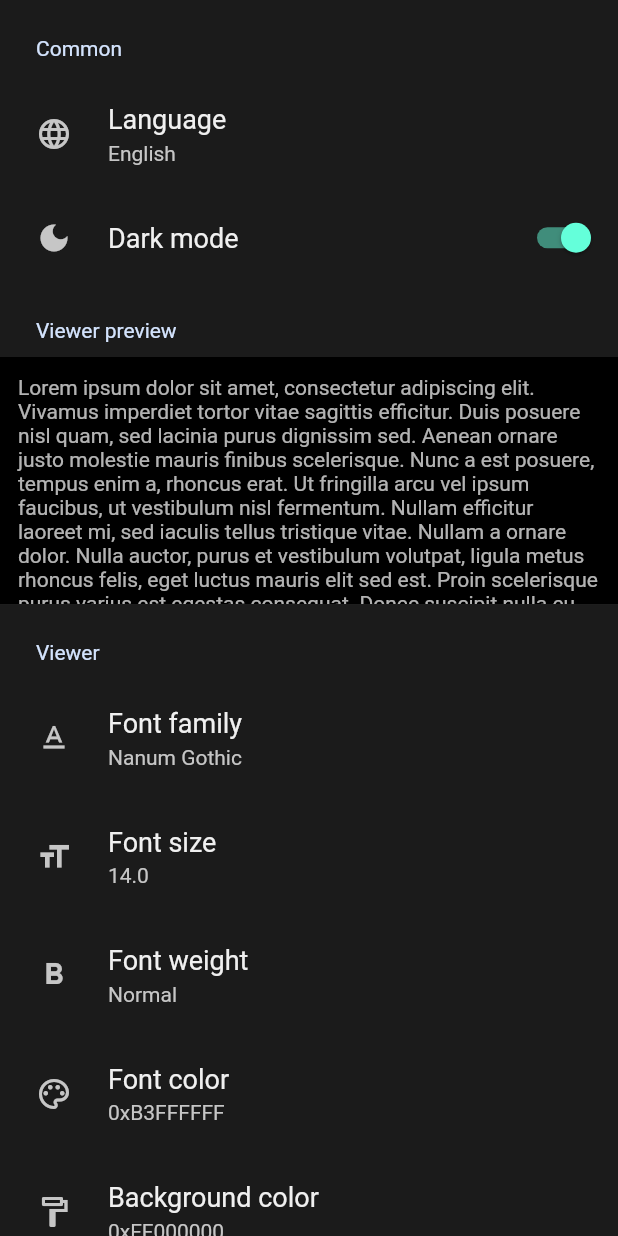
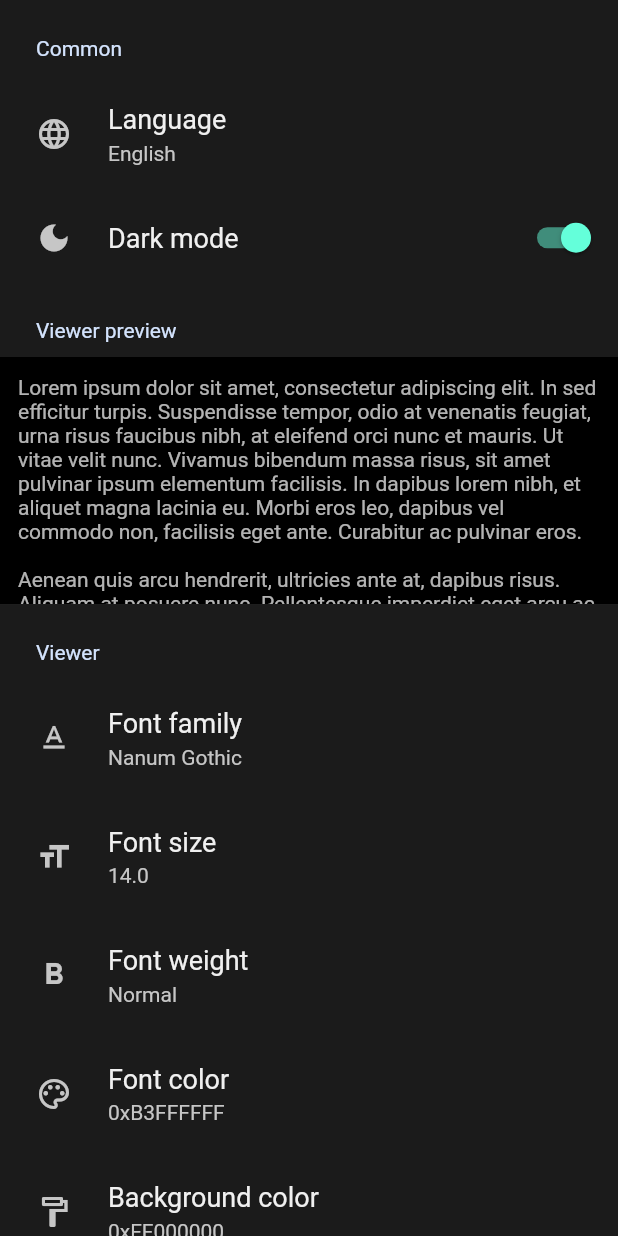
Before and after one commit to Aqudi/noon_reader, a Flutter app: the SettingPage widget shown alone on an empty page, opened directly, after a tap on "Background color", on a phone screen of 412 x 824 dp. Run offline on Flutter 3.47's test engine with Material 2 defaults, Android fonts, the phone set to English and light mode, and no system bars; drawn by our look-alikes of settings_ui; our stand-ins replace file_picker, flutter_hooks, freezed_annotation, google_fonts, hive_flutter, hooks_riverpod and 1 more; accounts and stored records are empty; Roboto replaces fonts that are missing (Nanum Gothic).

Commit message:
refactor: setting page

```diff
--- a/lib/pages/setting/setting.dart
+++ b/lib/pages/setting/setting.dart
@@ -1,5 +1,8 @@
 import 'package:flutter/material.dart';
 import 'package:hooks_riverpod/hooks_riverpod.dart';
+import 'package:noon_reader/pages/setting/widgets/option_modal.dart';
+import 'package:noon_reader/widgets/floating_modal.dart';
+import 'package:noon_reader/widgets/loading_indicator.dart';
 import 'package:settings_ui/settings_ui.dart';
 
 import 'package:noon_reader/widgets/viewer_container.dart';
@@ -8,14 +11,23 @@ import 'package:noon_reader/utils/extensions.dart';
 import 'setting_viewmodel.dart';
 
 class SettingPage extends HookConsumerWidget {
-  final lorem =
-      '''Lorem ipsum dolor sit amet, consectetur adipiscing elit. Vivamus imperdiet tortor vitae sagittis efficitur. Duis posuere nisl quam, sed lacinia purus dignissim sed. Aenean ornare justo molestie mauris finibus scelerisque. Nunc a est posuere, tempus enim a, rhoncus erat. Ut fringilla arcu vel ipsum faucibus, ut vestibulum nisl fermentum. Nullam efficitur laoreet mi, sed iaculis tellus tristique vitae. Nullam a ornare dolor. Nulla auctor, purus et vestibulum volutpat, ligula metus rhoncus felis, eget luctus mauris elit sed est. Proin scelerisque purus varius est egestas consequat. Donec suscipit nulla eu est condimentum blandit. Curabitur tempor neque vitae nisl tincidunt, cursus sagittis ipsum eleifend. In hendrerit leo eu ipsum tincidunt, vel mattis ante finibus. In eget efficitur dui. Aenean leo ex, auctor in est sed, vehicula euismod ante. Cras ullamcorper, risus vitae suscipit pellentesque, eros ipsum sagittis dolor, ullamcorper volutpat quam libero vel augue.
+  const SettingPage({Key? key}) : super(key: key);
 
-Duis a metus tellus. Orci varius natoque penatibus et magnis dis parturient montes, nascetur ridiculus mus. Nam felis ante, pretium sit amet hendrerit sed, mattis et metus. In egestas ligula tempor, consectetur enim eget, tincidunt magna. Morbi rhoncus, nisi non sodales facilisis, sapien nisl gravida erat, quis aliquam leo quam ut enim. Maecenas viverra accumsan pulvinar. In vulputate nisl vitae fermentum aliquet. Ut vel ante ac diam scelerisque porttitor. Nulla cursus a velit et imperdiet. Donec euismod consequat justo eu rhoncus. Pellentesque augue leo, pellentesque nec pellentesque vitae, elementum et nibh. Pellentesque fringilla elit vel laoreet placerat. Quisque vehicula feugiat tellus in malesuada.
+  @override
+  Widget build(BuildContext context, WidgetRef ref) {
+    final settingViewModel = ref.read(settingViewModelProvider);
 
-Cras molestie luctus dolor, nec faucibus libero pellentesque ut. Duis vitae rhoncus sem. Maecenas pretium ligula ac auctor egestas. Nunc auctor elit in mattis tincidunt. Aliquam libero mauris, lacinia ac est lobortis, ullamcorper ultrices ipsum. Morbi non enim quis leo fringilla fermentum. Nulla rhoncus magna id leo accumsan hendrerit sed quis mauris. Duis bibendum erat sed nisl placerat, eget aliquam purus tincidunt. In id tincidunt nibh. Nunc egestas faucibus eros vitae tincidunt.''';
-
-  const SettingPage({Key? key}) : super(key: key);
+    return SingleChildScrollView(
+      child: Column(
+        children: [
+          _buildCommonSection(settingViewModel, context),
+          ..._buildViewerPreviewSection(settingViewModel, context),
+          _buildViewerSection(settingViewModel, context),
+          _buildMiscSection(context),
+        ],
+      ),
+    );
+  }
 
   Widget _buildSettingList({required List<SettingsSection> sections}) {
     return SettingsList(
@@ -25,8 +37,8 @@ Cras molestie luctus dolor, nec faucibus libero pellentesque ut. Duis vitae rhon
     );
   }
 
-  Widget _buildCommonSection(WidgetRef ref, BuildContext context) {
-    final settingViewModel = ref.read(settingViewModelProvider);
+  Widget _buildCommonSection(
+      SettingViewModel settingViewModel, BuildContext context) {
     final setting = settingViewModel.setting;
 
     return _buildSettingList(
@@ -52,7 +64,8 @@ Cras molestie luctus dolor, nec faucibus libero pellentesque ut. Duis vitae rhon
     );
   }
 
-  List<Widget> _buildViewerPreviewSection(BuildContext context) {
+  List<Widget> _buildViewerPreviewSection(
+      SettingViewModel settingViewModel, BuildContext context) {
     return [
       _buildSettingList(
         sections: [
@@ -64,13 +77,25 @@ Cras molestie luctus dolor, nec faucibus libero pellentesque ut. Duis vitae rhon
       ),
       SizedBox(
         height: MediaQuery.of(context).size.height * 0.2,
-        child: ViewerContainer(lorem),
+        child: FutureBuilder<String>(
+            future: settingViewModel.loadSampleText(),
+            builder: (context, snapshot) {
+              if (snapshot.hasData) {
+                return ViewerContainer(snapshot.data ?? "");
+              }
+
+              if (snapshot.hasError) {
+                return const ViewerContainer("알 수 없는 오류");
+              }
+
+              return const LoadingIndicator();
+            }),
       ),
     ];
   }
 
-  Widget _buildViewerSection(WidgetRef ref, BuildContext context) {
-    final settingViewModel = ref.read(settingViewModelProvider);
+  Widget _buildViewerSection(
+      SettingViewModel settingViewModel, BuildContext context) {
     final setting = settingViewModel.setting;
 
     return _buildSettingList(
@@ -106,13 +131,45 @@ Cras molestie luctus dolor, nec faucibus libero pellentesque ut. Duis vitae rhon
               title: const Text('Background color'),
               description: Text(setting.backgroundColor.toReadableName()),
               leading: const Icon(Icons.format_paint_outlined),
-              onPressed: settingViewModel.backgroundColorOnPressed,
+              onPressed: (context) => settingViewModel.backgroundColorOnPressed(
+                () async => showFloatingModalBottomSheet<Color?>(
+                  context: context,
+                  builder: (context) => OptionModal(
+                      title: 'Background color',
+                      options: const [
+                        Colors.black,
+                        Colors.white,
+                        Colors.red,
+                        Colors.blue,
+                        Colors.green,
+                        Colors.yellow
+                      ],
+                      builder: (value) => Row(
+                            children: [
+                              Container(
+                                color: Color(value.value),
+                                padding: const EdgeInsets.all(10),
+                                margin: const EdgeInsets.only(right: 16),
+                              ),
+                              Text(Color(value.value).toReadableName()),
+                            ],
+                          )),
+                ),
+              ),
             ),
             SettingsTile(
               title: const Text('Padding'),
               description: Text(setting.padding.toReadable()),
               leading: const Icon(Icons.padding_outlined),
-              onPressed: settingViewModel.paddingOnPressed,
+              onPressed: (context) => settingViewModel.paddingOnPressed(
+                () async => showFloatingModalBottomSheet<double?>(
+                  context: context,
+                  builder: (context) => OptionModal(
+                    title: 'Padding',
+                    options: List.generate(30, (index) => index),
+                  ),
+                ),
+              ),
             ),
           ],
         ),
@@ -139,18 +196,4 @@ Cras molestie luctus dolor, nec faucibus libero pellentesque ut. Duis vitae rhon
       ],
     );
   }
-
-  @override
-  Widget build(BuildContext context, WidgetRef ref) {
-    return SingleChildScrollView(
-      child: Column(
-        children: [
-          _buildCommonSection(ref, context),
-          ..._buildViewerPreviewSection(context),
-          _buildViewerSection(ref, context),
-          _buildMiscSection(context),
-        ],
-      ),
-    );
-  }
 }
--- a/lib/pages/setting/setting_viewmodel.dart
+++ b/lib/pages/setting/setting_viewmodel.dart
@@ -1,9 +1,11 @@
 import 'package:flutter/material.dart';
+import 'package:flutter/services.dart';
 import 'package:google_fonts/google_fonts.dart';
 import 'package:hooks_riverpod/hooks_riverpod.dart';
 
 import 'package:noon_reader/constants/app.dart';
 import 'package:noon_reader/models/setting.dart';
+import 'package:noon_reader/resources/resources.dart';
 import 'package:noon_reader/services/setting.dart';
 import 'package:noon_reader/utils/extensions.dart';
 import 'package:noon_reader/widgets/floating_modal.dart';
@@ -12,7 +14,7 @@ import 'widgets/widgets.dart';
 
 final settingViewModelProvider =
     ChangeNotifierProvider<SettingViewModel>((ref) {
-  final settingService = ref.read(settingServiceProvider);
+  final settingService = ref.watch(settingServiceProvider);
   return SettingViewModel(settingService);
 });
 
@@ -22,10 +24,8 @@ class SettingViewModel with ChangeNotifier {
   final SettingService _settingService;
   Setting get setting => _settingService.setting;
 
-  @override
-  void notifyListeners() {
-    _settingService.save();
-    super.notifyListeners();
+  Future<String> loadSampleText() {
+    return rootBundle.loadString(Assets.sampleLorem);
   }
 
   void darkModeOnToggle(bool value) {
@@ -148,30 +148,8 @@ class SettingViewModel with ChangeNotifier {
     }
   }
 
-  void backgroundColorOnPressed(BuildContext context) async {
-    final value = await showFloatingModalBottomSheet(
-      context: context,
-      builder: (context) => OptionModal(
-          title: 'Background color',
-          options: const [
-            Colors.black,
-            Colors.white,
-            Colors.red,
-            Colors.blue,
-            Colors.green,
-            Colors.yellow
-          ],
-          builder: (value) => Row(
-                children: [
-                  Container(
-                    color: Color(value.value),
-                    padding: const EdgeInsets.all(10),
-                    margin: const EdgeInsets.only(right: 16),
-                  ),
-                  Text(Color(value.value).toReadableName()),
-                ],
-              )),
-    );
+  void backgroundColorOnPressed(Future<Color?> Function() builder) async {
+    final value = await builder();
     if (value != null) {
       _settingService.update(
         setting.copyWith(
@@ -182,14 +160,8 @@ class SettingViewModel with ChangeNotifier {
     }
   }
 
-  void paddingOnPressed(BuildContext context) async {
-    final value = await showFloatingModalBottomSheet(
-      context: context,
-      builder: (context) => OptionModal(
-        title: 'Padding',
-        options: List.generate(30, (index) => index),
-      ),
-    );
+  void paddingOnPressed(Future<double?> Function() builder) async {
+    final value = await builder();
     if (value != null) {
       _settingService.update(
         setting.copyWith(
--- a/lib/services/setting.dart
+++ b/lib/services/setting.dart
@@ -6,12 +6,12 @@ import 'package:noon_reader/constants/app.dart';
 import 'package:noon_reader/models/setting.dart';
 import 'package:noon_reader/services/storage.dart';
 
-final settingServiceProvider = ChangeNotifierProvider<SettingService>((ref) {
+final settingServiceProvider = Provider<SettingService>((ref) {
   final storageService = ref.read(storageServiceProvider);
   return SettingService(storageService);
 });
 
-class SettingService extends ChangeNotifier {
+class SettingService {
   final StorageService _storageService;
   final storageKey = 'setting';
 
@@ -47,7 +47,7 @@ class SettingService extends ChangeNotifier {
 
   void update(Setting setting) {
     _setting = setting;
-    notifyListeners();
+    save();
   }
 
   TextTheme getTextTheme(BuildContext context) {
--- /dev/null
+++ b/lib/widgets/loading_indicator.dart
@@ -0,0 +1,10 @@
+import 'package:flutter/material.dart';
+
+class LoadingIndicator extends StatelessWidget {
+  const LoadingIndicator({Key? key}) : super(key: key);
+
+  @override
+  Widget build(BuildContext context) {
+    return const CircularProgressIndicator();
+  }
+}
```
